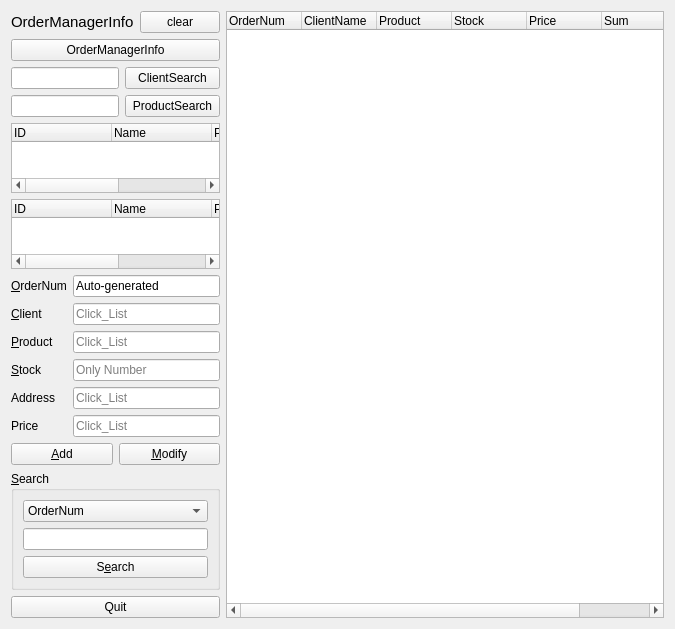
This is Qt_Project(master)/ordermanagerform.ui in jshs214/Qt_Project as Qt 5 draws it before an edit. The edited form follows.
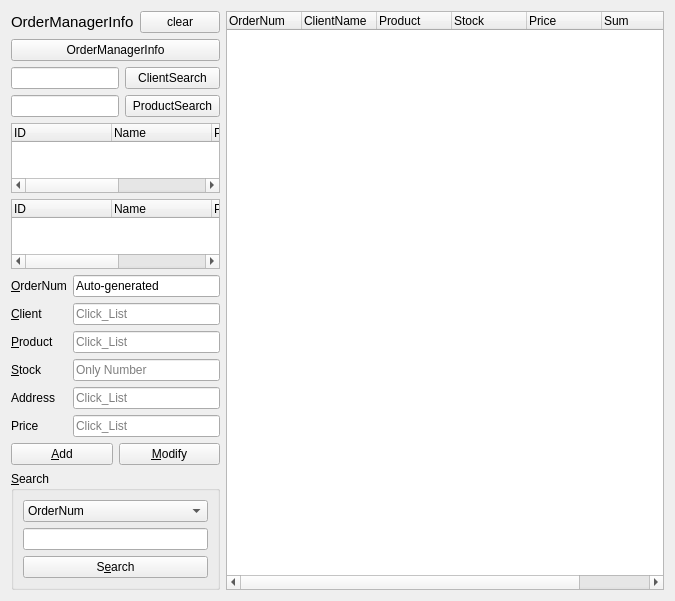
This is the edited form. Icons and pictures are not drawn.

What changed in the file:
```diff
--- a/Qt_Project(master)/ordermanagerform.ui
+++ b/Qt_Project(master)/ordermanagerform.ui
@@ -17,7 +17,7 @@
    <item>
     <layout class="QHBoxLayout" name="horizontalLayout" stretch="2,5">
      <item>
-      <layout class="QVBoxLayout" name="verticalLayout_4" stretch="0,0,0,2,1,1,1">
+      <layout class="QVBoxLayout" name="verticalLayout_4" stretch="0,0,0,2,1,1">
        <item>
         <layout class="QHBoxLayout" name="horizontalLayout_3">
          <item>
@@ -333,13 +333,6 @@
          </layout>
         </widget>
        </item>
-       <item>
-        <widget class="QPushButton" name="pushButton">
-         <property name="text">
-          <string>Quit</string>
-         </property>
-        </widget>
-       </item>
       </layout>
      </item>
      <item>
```
